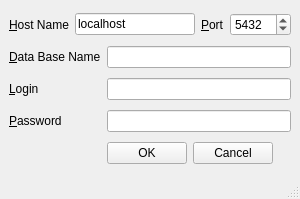
Above: mainwindow.ui from Knesin/HomeWork-08-03-1 before the change. Below: the same form after it.
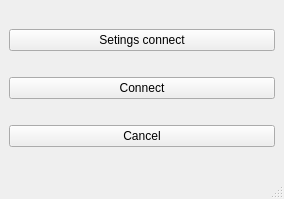
That is the form after the change.

What changed in the file:
```diff
--- a/mainwindow.ui
+++ b/mainwindow.ui
@@ -14,108 +14,34 @@
    <string>MainWindow</string>
   </property>
   <widget class="QWidget" name="centralwidget">
-   <layout class="QGridLayout" name="gridLayout">
-    <item row="3" column="0">
-     <widget class="QLabel" name="l_Login">
+   <layout class="QVBoxLayout" name="verticalLayout">
+    <item>
+     <widget class="QPushButton" name="pb_Setting">
       <property name="text">
-       <string>&amp;Login</string>
+       <string>Setings connect</string>
       </property>
       <property name="buddy">
        <cstring>le_Login</cstring>
       </property>
      </widget>
     </item>
-    <item row="2" column="0">
-     <widget class="QLabel" name="l_BDName">
+    <item>
+     <widget class="QPushButton" name="pb_Connect">
       <property name="text">
-       <string>&amp;Data Base Name</string>
+       <string>Connect</string>
       </property>
       <property name="buddy">
        <cstring>le_BDName</cstring>
       </property>
      </widget>
     </item>
-    <item row="4" column="1" colspan="5">
-     <widget class="QLineEdit" name="le_Password">
-      <property name="echoMode">
-       <enum>QLineEdit::Password</enum>
-      </property>
-     </widget>
-    </item>
-    <item row="5" column="1">
-     <widget class="QPushButton" name="pb_Ok">
-      <property name="text">
-       <string>OK</string>
-      </property>
-     </widget>
-    </item>
-    <item row="4" column="0">
-     <widget class="QLabel" name="l_Password">
-      <property name="text">
-       <string>&amp;Password</string>
-      </property>
-      <property name="buddy">
-       <cstring>le_Password</cstring>
-      </property>
-     </widget>
-    </item>
-    <item row="2" column="1" colspan="5">
-     <widget class="QLineEdit" name="le_BDName"/>
-    </item>
-    <item row="3" column="1" colspan="5">
-     <widget class="QLineEdit" name="le_Login"/>
-    </item>
-    <item row="5" column="2">
+    <item>
      <widget class="QPushButton" name="pb_Cancel">
       <property name="text">
        <string>Cancel</string>
       </property>
      </widget>
     </item>
-    <item row="1" column="0" colspan="6">
-     <layout class="QHBoxLayout" name="horizontalLayout">
-      <item>
-       <widget class="QLabel" name="l_HostName">
-        <property name="text">
-         <string>&amp;Host Name</string>
-        </property>
-        <property name="buddy">
-         <cstring>le_HosName</cstring>
-        </property>
-       </widget>
-      </item>
-      <item>
-       <widget class="QLineEdit" name="le_HosName">
-        <property name="text">
-         <string>localhost</string>
-        </property>
-       </widget>
-      </item>
-      <item>
-       <widget class="QLabel" name="l_Port">
-        <property name="text">
-         <string>&amp;Port</string>
-        </property>
-        <property name="buddy">
-         <cstring>sb_Port</cstring>
-        </property>
-       </widget>
-      </item>
-      <item>
-       <widget class="QSpinBox" name="sb_Port">
-        <property name="minimum">
-         <number>1</number>
-        </property>
-        <property name="maximum">
-         <number>32000</number>
-        </property>
-        <property name="value">
-         <number>5432</number>
-        </property>
-       </widget>
-      </item>
-     </layout>
-    </item>
    </layout>
   </widget>
   <widget class="QMenuBar" name="menubar">
```
Left out of the diff: 14 changed lines with no effect on the pictures.
